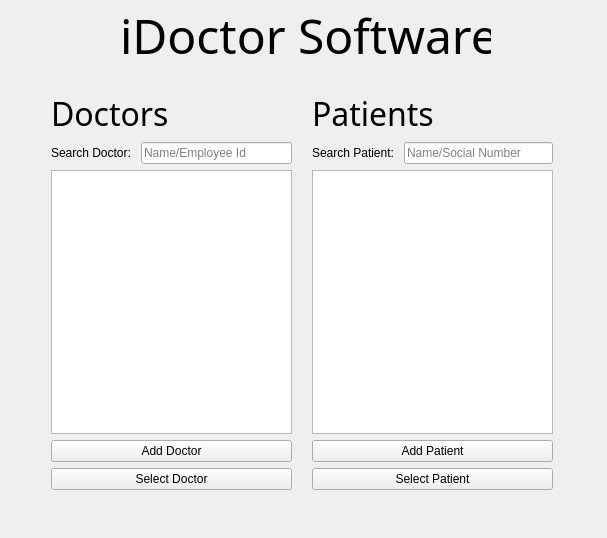
This is GroupFour_DoctorsOffice/widget.ui in KittimasakBunrat/GroupFour_DoctorsOffice as Qt 5 draws it before an edit. The edited form follows.
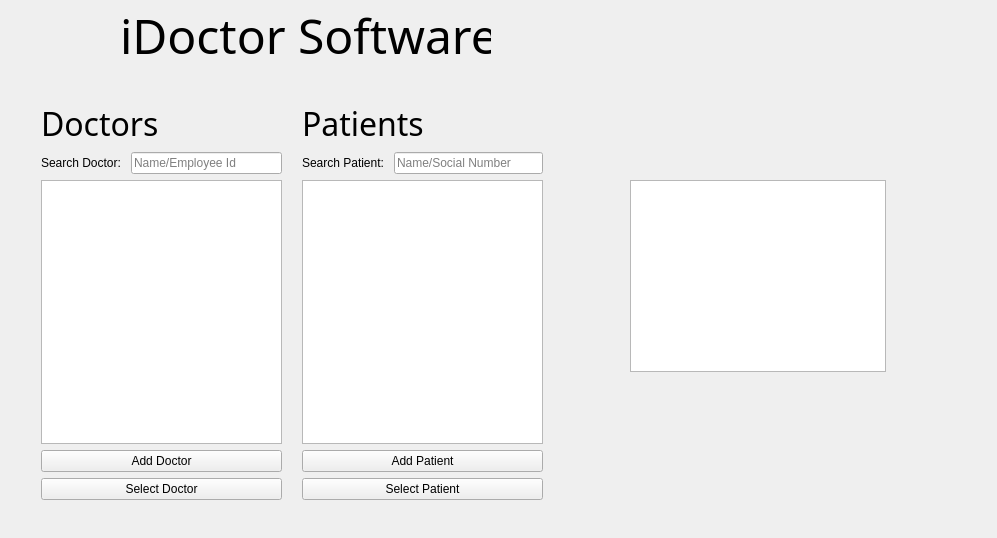
This is the edited form.

What changed in the file:
```diff
--- a/GroupFour_DoctorsOffice/widget.ui
+++ b/GroupFour_DoctorsOffice/widget.ui
@@ -6,7 +6,7 @@
    <rect>
     <x>0</x>
     <y>0</y>
-    <width>607</width>
+    <width>997</width>
     <height>538</height>
    </rect>
   </property>
@@ -35,8 +35,8 @@
   <widget class="QWidget" name="layoutWidget">
    <property name="geometry">
     <rect>
-     <x>40</x>
-     <y>80</y>
+     <x>30</x>
+     <y>90</y>
      <width>524</width>
      <height>421</height>
     </rect>
@@ -175,6 +175,16 @@
     </item>
    </layout>
   </widget>
+  <widget class="QListWidget" name="listWidget_DoctorTime">
+   <property name="geometry">
+    <rect>
+     <x>630</x>
+     <y>180</y>
+     <width>256</width>
+     <height>192</height>
+    </rect>
+   </property>
+  </widget>
  </widget>
  <layoutdefault spacing="6" margin="11"/>
  <resources/>
```
